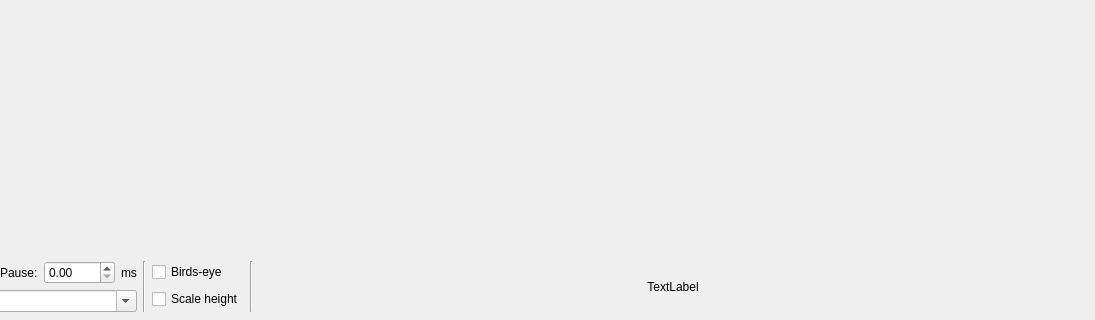
urosjarc/optimization, file src/gui/ui/MainWindow.ui: the form before one commit; both pictures show x 244 to 1339 and y 529 to 849 of the 1339 by 849 pixel window.
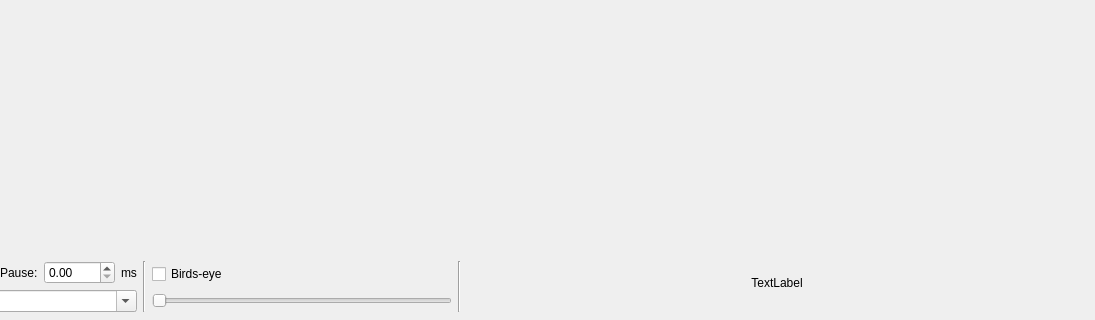
The form after the commit.

Commit message: Adding logistic scalling with slider.

The edit to the form file:
```diff
--- a/src/gui/ui/MainWindow.ui
+++ b/src/gui/ui/MainWindow.ui
@@ -221,16 +221,52 @@
          </widget>
         </item>
         <item>
-         <widget class="QCheckBox" name="scaleHeightCB">
-          <property name="enabled">
+         <widget class="QSlider" name="scaleRateS">
+          <property name="sizePolicy">
+           <sizepolicy hsizetype="Minimum" vsizetype="Fixed">
+            <horstretch>0</horstretch>
+            <verstretch>0</verstretch>
+           </sizepolicy>
+          </property>
+          <property name="minimumSize">
+           <size>
+            <width>300</width>
+            <height>0</height>
+           </size>
+          </property>
+          <property name="maximumSize">
+           <size>
+            <width>16777215</width>
+            <height>16777215</height>
+           </size>
+          </property>
+          <property name="maximum">
+           <number>100</number>
+          </property>
+          <property name="singleStep">
+           <number>1</number>
+          </property>
+          <property name="pageStep">
+           <number>1</number>
+          </property>
+          <property name="tracking">
            <bool>true</bool>
           </property>
-          <property name="text">
-           <string>Scale height</string>
+          <property name="orientation">
+           <enum>Qt::Horizontal</enum>
           </property>
-          <property name="checked">
+          <property name="invertedAppearance">
            <bool>false</bool>
           </property>
+          <property name="invertedControls">
+           <bool>false</bool>
+          </property>
+          <property name="tickPosition">
+           <enum>QSlider::NoTicks</enum>
+          </property>
+          <property name="tickInterval">
+           <number>1</number>
+          </property>
          </widget>
         </item>
        </layout>
@@ -244,6 +280,9 @@
       </item>
       <item>
        <layout class="QVBoxLayout" name="verticalLayout_7">
+        <property name="bottomMargin">
+         <number>8</number>
+        </property>
         <item>
          <widget class="QLabel" name="info">
           <property name="sizePolicy">
```
The commit also changes 3 other files.
